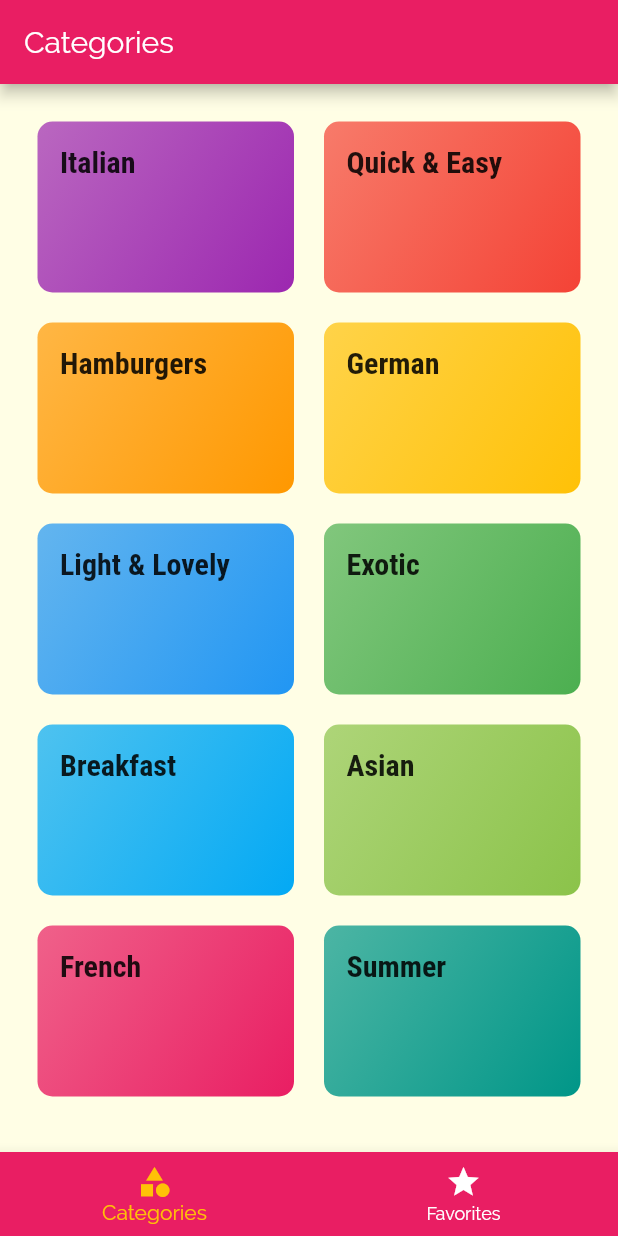
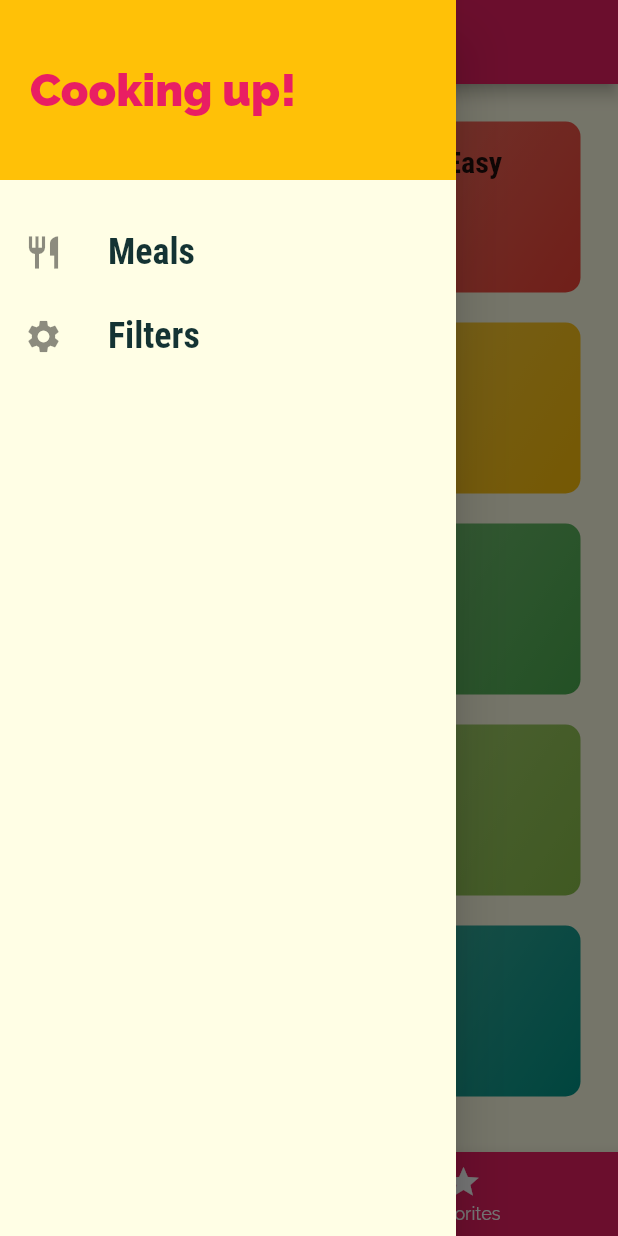
Before and after one commit to teofilp/Meals, a Flutter app: the screen it shows after launch, with the side drawer open (before the commit the screen has no drawer), on a phone screen of 412 x 824 dp. Run offline on Flutter 3.47's test engine with Material 2 defaults, Android fonts, the phone set to English and light mode, and no system bars.

Commit message:
finished the app

```diff
--- a/lib/main.dart
+++ b/lib/main.dart
@@ -1,13 +1,67 @@
 import 'package:flutter/material.dart';
 
+import './models/meal.dart';
+import './dummy_data.dart';
+import './screens/filters_screen.dart';
 import './screens/meal_detail_screen.dart';
 import './screens/tabs_screen.dart';
 import './screens/category_meals_screen.dart';
 
 void main() => runApp(MyApp());
 
-class MyApp extends StatelessWidget {
+class MyApp extends StatefulWidget {
   // This widget is the root of your application.
+  @override
+  _MyAppState createState() => _MyAppState();
+}
+
+class _MyAppState extends State<MyApp> {
+
+  Map<String, bool> _filters = {
+    'gluten': false,
+    'lactose': false,
+    'vegan': false,
+    'vegetarian': false,
+  };
+
+  List<Meal> _availableMeals = DUMMY_MEALS;
+  List<Meal> _favoriteMeals = [];
+
+  void _setFilters(Map<String, bool> filterData) {
+    setState(() {
+      _filters = filterData;
+      _availableMeals = DUMMY_MEALS.where((meal) {
+        if(_filters['gluten'] && !meal.isGlutenFree)
+          return false;
+        if(_filters['lactose'] && !meal.isLactoseFree)
+          return false;
+        if(_filters['vegan'] && !meal.isVegan)
+          return false;
+        if(_filters['vegetarian'] && !meal.isVegetarian)
+          return false;
+        return true;
+      }).toList();
+    });
+  }
+
+  void _toggleFavorite(String mealId) {
+    final existingIndex = _favoriteMeals.indexWhere((meal) {
+      return meal.id == mealId;
+    });
+    if(existingIndex != -1) {
+      setState(() =>_favoriteMeals.removeAt(existingIndex));
+    } else {
+      final meal = DUMMY_MEALS.firstWhere((meal) {
+        return meal.id == mealId;
+      });
+      setState(() => _favoriteMeals.add(meal));
+    }
+  }
+
+  bool _isFavorite(String mealId) {
+    return _favoriteMeals.any((meal) => meal.id == mealId);
+  }
+
   @override
   Widget build(BuildContext context) {
     return MaterialApp(
@@ -34,9 +88,10 @@ class MyApp extends StatelessWidget {
       // home: CategoriesScreen(),
       initialRoute: '/',
       routes: {
-        '/': (ctx) => TabsScreen(),
-        CategoryMealsScreen.routeName: (ctx) => CategoryMealsScreen(),
-        MealDetailScreen.routeName: (ctx) => MealDetailScreen(),
+        '/': (ctx) => TabsScreen(_favoriteMeals),
+        FiltersScreen.routeName: (ctx) => FiltersScreen(_setFilters, _filters),
+        CategoryMealsScreen.routeName: (ctx) => CategoryMealsScreen(_availableMeals),
+        MealDetailScreen.routeName: (ctx) => MealDetailScreen(_toggleFavorite, _isFavorite),
       },
     );
   }
--- a/lib/screens/tabs_screen.dart
+++ b/lib/screens/tabs_screen.dart
@@ -2,18 +2,30 @@ import 'package:flutter/material.dart';
 
 import './favorites_screen.dart';
 import './categories_screen.dart';
+import '../models/meal.dart';
+
+import './../widgets/main_drawer.dart';
 
 class TabsScreen extends StatefulWidget {
+  final List<Meal> favoriteMeals;
+
+  TabsScreen(this.favoriteMeals);
+
   @override
   _TabsScreenState createState() => _TabsScreenState();
 }
 
 class _TabsScreenState extends State<TabsScreen> {
-  final List<Map<String, Object>> _pages = [
+  List<Map<String, Object>> _pages;
+  int _selectedPageIndex = 0;
+
+  @override
+  void initState() {
+    _pages = [
     {'page': CategoriesScreen(), 'title': 'Categories'},
-    {'page': FavoritesScreen(), 'title': 'Favorites'}];
-
-  int _selectedPageIndex = 0;
+    {'page': FavoritesScreen(widget.favoriteMeals), 'title': 'Favorites'}];
+    super.initState();
+  }
 
   void _selectPage(int index) {
     setState(() {
@@ -27,6 +39,7 @@ class _TabsScreenState extends State<TabsScreen> {
       appBar: AppBar(
         title: Text(_pages[_selectedPageIndex]['title']),
       ),
+      drawer: MainDrawer(),
       body: _pages[_selectedPageIndex]['page'],
       bottomNavigationBar: BottomNavigationBar(
           onTap: _selectPage,
--- /dev/null
+++ b/lib/widgets/main_drawer.dart
@@ -0,0 +1,59 @@
+import 'package:flutter/material.dart';
+
+import './../screens/filters_screen.dart';
+
+class MainDrawer extends StatelessWidget {
+  @override
+  Widget build(BuildContext context) {
+    return Drawer(
+      child: Column(
+        children: [
+          Container(
+            height: 120,
+            width: double.infinity,
+            padding: EdgeInsets.all(20),
+            color: Theme.of(context).accentColor,
+            alignment: Alignment.centerLeft,
+            child: Text(
+              'Cooking up!',
+              style: TextStyle(
+                fontWeight: FontWeight.w900,
+                fontSize: 30,
+                color: Theme.of(context).primaryColor,
+              ),
+            ),
+          ),
+          SizedBox(height: 20),
+          ListTile(
+            leading: Icon(Icons.restaurant, size: 26),
+            title: Text(
+              'Meals',
+              style: TextStyle(
+                fontFamily: 'RobotoCondensed',
+                fontSize: 24,
+                fontWeight: FontWeight.bold,
+              ),
+            ),
+            onTap: () {
+              Navigator.of(context).pushReplacementNamed('/');
+            },
+          ),
+          ListTile(
+            leading: Icon(Icons.settings, size: 26),
+            title: Text(
+              'Filters',
+              style: TextStyle(
+                fontFamily: 'RobotoCondensed',
+                fontSize: 24,
+                fontWeight: FontWeight.bold,
+              ),
+            ),
+            onTap: () {
+              Navigator.of(context).pushReplacementNamed(FiltersScreen.routeName);
+            },
+          ),
+        ],
+      ),
+    );
+  }
+}
```
Also changed, not shown: lib/screens/category_meals_screen.dart (+19 -7 lines), lib/screens/favorites_screen.dart (+27 -3 lines), lib/screens/filters_screen.dart (added, +103 -0 lines), lib/screens/meal_detail_screen.dart (+9 -1 lines).
